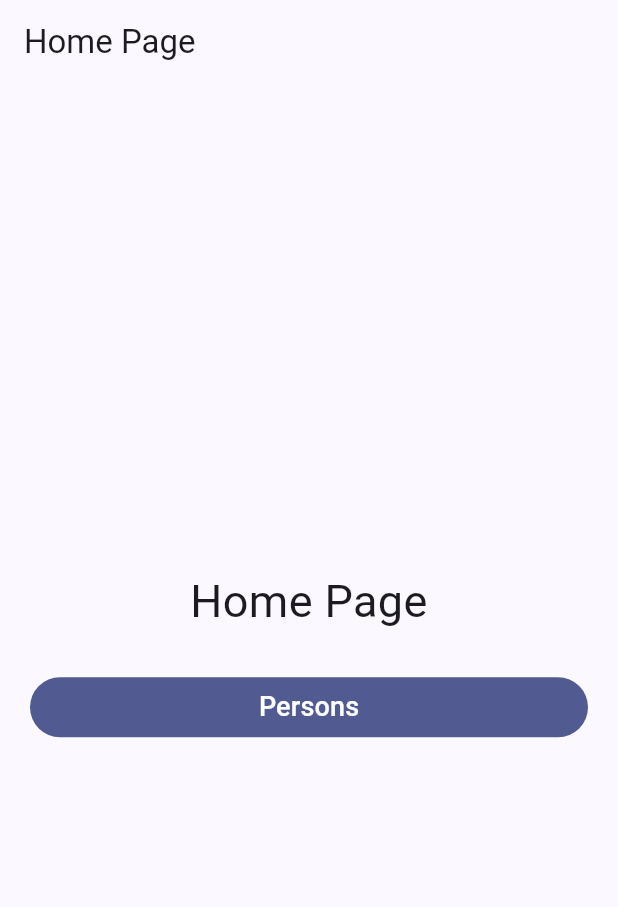
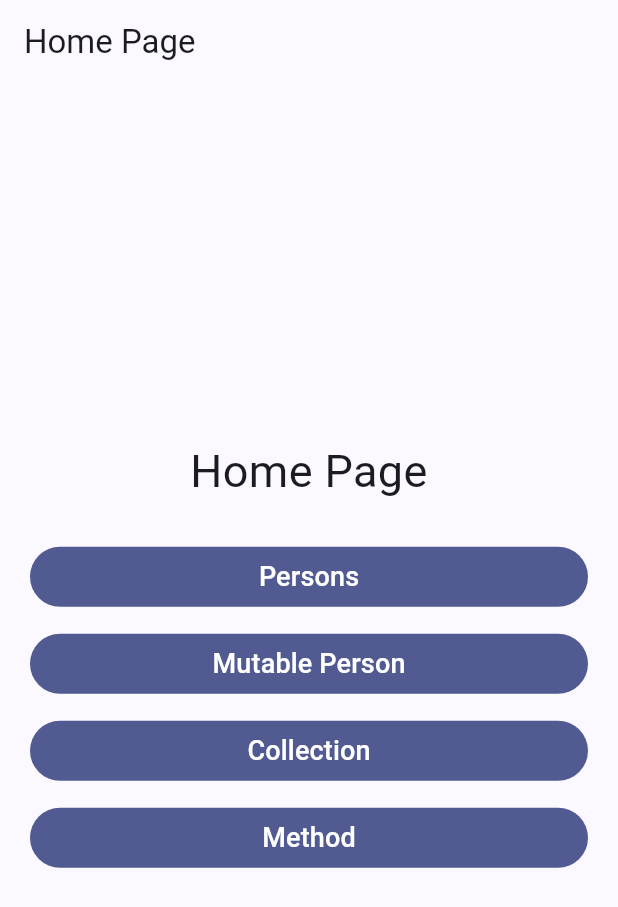
Before and after one commit to emagnu/riverpod_freeze, a Flutter app: the screen it shows after launch, on a phone screen of 412 x 824 dp. Shown: the top 907 px of the screen. Run offline on Flutter 3.47's test engine with Material 3 defaults, Android fonts, the phone set to English and light mode, and no system bars; our stand-ins replace freezed_annotation.

```diff
--- /dev/null
+++ b/lib/models/method.dart
@@ -0,0 +1,21 @@
+//   //
+//  Import LIBRARIES
+import 'package:freezed_annotation/freezed_annotation.dart';
+import 'package:flutter/foundation.dart';
+//  Import FILES
+//  PARTS
+//  FREEZE
+
+part 'method.freezed.dart';
+//  PROVIDERS
+//  //  //
+
+@freezed
+class Method with _$Method {
+  const Method._();
+  const factory Method(String methodName, {double? version}) = _Method;
+
+  void printMethod() {
+    print('$methodName: ${version ?? 0.0}');
+  }
+}
--- a/lib/models/person.dart
+++ b/lib/models/person.dart
@@ -10,6 +10,7 @@ part 'person.freezed.dart';
 //  PROVIDERS
 //  //  //
 
+//NB @freeze means: All FIELDS are IMMUTABLE
 @freezed
 class Person with _$Person {
   const factory Person({
--- a/lib/pages/home_page.dart
+++ b/lib/pages/home_page.dart
@@ -3,6 +3,9 @@
 import 'package:flutter/material.dart';
 //  Import FILES
 import '../widgets/custom_button.dart';
+import 'collection_page.dart';
+import 'method_page.dart';
+import 'mutable_person_page.dart';
 import 'person_page.dart';
 //  PARTS
 //  FREEZE
@@ -29,17 +32,22 @@ class HomePage extends StatelessWidget {
               style: TextStyle(fontSize: 30.0),
             ),
             SizedBox(height: 20.0),
-
             CustomButton(
               title: 'Persons',
-              // route: '/persons',
               child: PersonPage(),
             ),
-            // CustomButton(
-            //   title: 'Counter',
-            //   route: '/counter',
-            //   child: CounterPage(),
-            // ),
+            CustomButton(
+              title: 'Mutable Person',
+              child: MutablePersonPage(),
+            ),
+            CustomButton(
+              title: 'Collection',
+              child: CollectionPage(),
+            ),
+            CustomButton(
+              title: 'Method',
+              child: MethodPage(),
+            ),
           ],
         ),
       ),
--- /dev/null
+++ b/lib/pages/method_page.dart
@@ -0,0 +1,31 @@
+//   //
+//  Import LIBRARIES
+import 'package:flutter/material.dart';
+//  Import FILES
+import '../models/method.dart';
+//  PARTS
+//  FREEZE
+
+//  //  //
+
+class MethodPage extends StatelessWidget {
+  const MethodPage({super.key});
+
+  @override
+  Widget build(BuildContext context) {
+    const method1 = Method('method1');
+    method1.printMethod();
+    const method2 = Method('method2', version: 1.5);
+    method2.printMethod();
+    const method3 = Method('method3', version: 2);
+    method3.printMethod();
+
+    return Scaffold(
+        appBar: AppBar(
+          title: const Text('Method Page'),
+        ),
+        body: const Center(
+          child: Text('Method Page'),
+        ));
+  }
+}
```
Also changed, not shown: lib/models/collections.dart (added, +20 -0 lines), lib/models/mutable_person.dart (added, +21 -0 lines), lib/pages/collection_page.dart (added, +31 -0 lines), lib/pages/mutable_person_page.dart (added, +38 -0 lines), lib/models/collections.freezed.dart (added), lib/models/method.freezed.dart (added), lib/models/mutable_person.freezed.dart (added).
